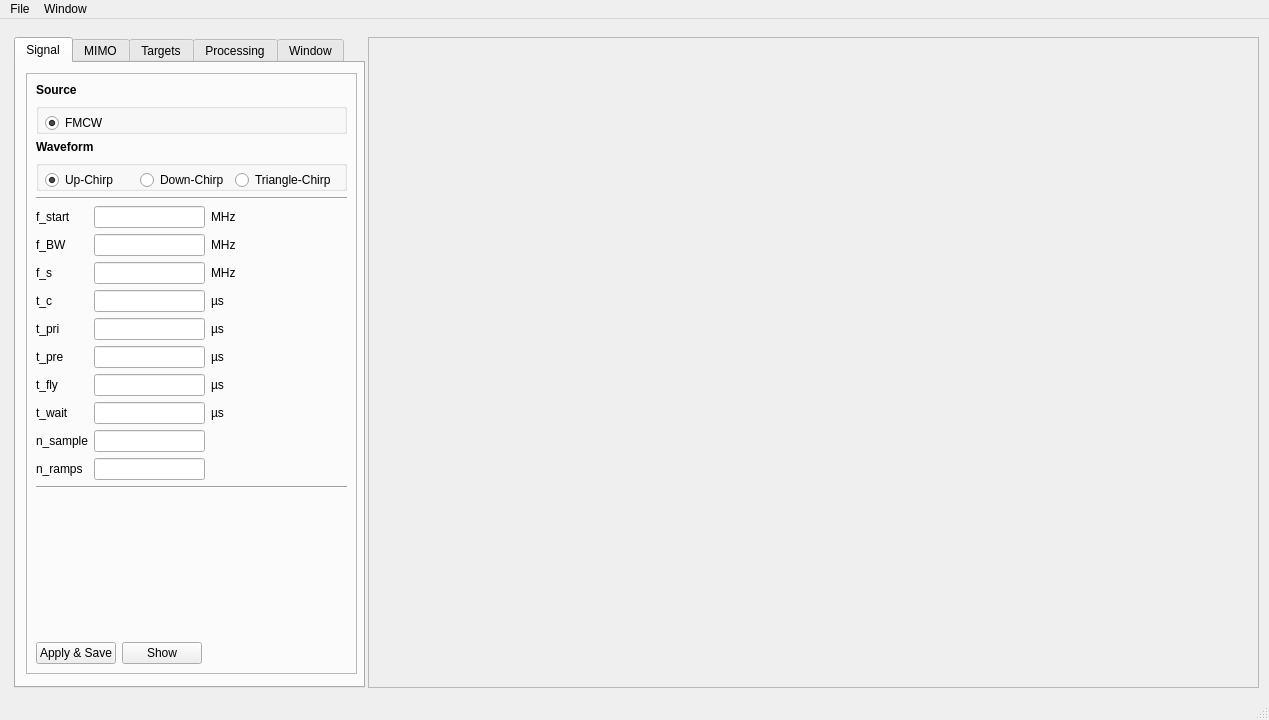
Qt form app/ui/main_window.ui (Bennys-Quarter/FMCW_Simulator) before a commit.
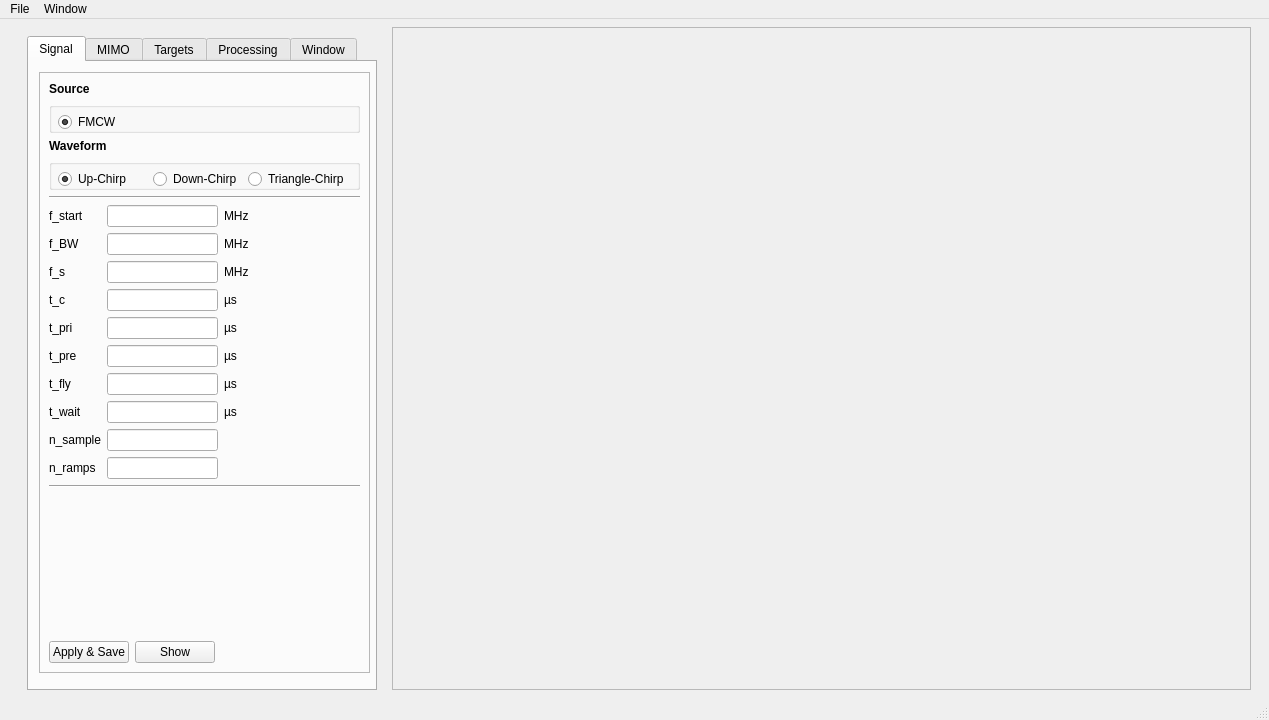
The same form after that commit. The open tabs and pages were chosen to show the change. Custom widgets are drawn as their Qt base class.

Commit message: add fullscreen plot popup

What changed in the file:
```diff
--- a/app/ui/main_window.ui
+++ b/app/ui/main_window.ui
@@ -36,34 +36,46 @@
     <property name="geometry">
      <rect>
       <x>9</x>
-      <y>9</y>
-      <width>1251</width>
-      <height>661</height>
-     </rect>
-    </property>
-    <property name="frameShape">
-     <enum>QFrame::Shape::NoFrame</enum>
-    </property>
-    <widget class="QFrame" name="frame_2">
-     <property name="geometry">
-      <rect>
-       <x>-1</x>
        <y>-1</y>
-       <width>361</width>
-       <height>661</height>
-      </rect>
-     </property>
+      <width>1251</width>
+      <height>681</height>
+     </rect>
+    </property>
+    <property name="sizePolicy">
+     <sizepolicy hsizetype="Expanding" vsizetype="Expanding">
+      <horstretch>0</horstretch>
+      <verstretch>0</verstretch>
+     </sizepolicy>
+    </property>
      <property name="frameShape">
       <enum>QFrame::Shape::NoFrame</enum>
      </property>
+    <layout class="QHBoxLayout" name="horizontalLayout_7">
+     <item>
+      <widget class="QFrame" name="mainSettingsFrame">
+       <property name="sizePolicy">
+        <sizepolicy hsizetype="Minimum" vsizetype="Minimum">
+         <horstretch>0</horstretch>
+         <verstretch>0</verstretch>
+        </sizepolicy>
+       </property>
+       <property name="frameShape">
+        <enum>QFrame::Shape::NoFrame</enum>
+       </property>
+       <layout class="QHBoxLayout" name="horizontalLayout_5">
+        <item>
      <widget class="QTabWidget" name="tabWidget">
-      <property name="geometry">
-       <rect>
-        <x>6</x>
-        <y>10</y>
-        <width>351</width>
-        <height>651</height>
-       </rect>
+          <property name="sizePolicy">
+           <sizepolicy hsizetype="Fixed" vsizetype="Fixed">
+            <horstretch>0</horstretch>
+            <verstretch>0</verstretch>
+           </sizepolicy>
+          </property>
+          <property name="minimumSize">
+           <size>
+            <width>350</width>
+            <height>655</height>
+           </size>
       </property>
       <property name="currentIndex">
        <number>4</number>
@@ -1049,15 +1061,17 @@
        </widget>
       </widget>
      </widget>
-    </widget>
-    <widget class="QFrame" name="plot_frame">
-     <property name="geometry">
-      <rect>
-       <x>359</x>
-       <y>9</y>
-       <width>891</width>
-       <height>651</height>
-      </rect>
+        </item>
+       </layout>
+      </widget>
+     </item>
+     <item>
+      <widget class="QFrame" name="plotFrame">
+       <property name="sizePolicy">
+        <sizepolicy hsizetype="Expanding" vsizetype="Expanding">
+         <horstretch>0</horstretch>
+         <verstretch>0</verstretch>
+        </sizepolicy>
      </property>
      <property name="frameShape">
       <enum>QFrame::Shape::StyledPanel</enum>
@@ -1065,18 +1079,9 @@
      <property name="frameShadow">
       <enum>QFrame::Shadow::Raised</enum>
      </property>
-     <widget class="QWidget" name="verticalLayoutWidget">
-      <property name="geometry">
-       <rect>
-        <x>10</x>
-        <y>10</y>
-        <width>861</width>
-        <height>631</height>
-       </rect>
-      </property>
-      <layout class="QVBoxLayout" name="plotLayout"/>
-     </widget>
-    </widget>
+      </widget>
+     </item>
+    </layout>
    </widget>
   </widget>
   <widget class="QStatusBar" name="statusbar"/>
```
Left out of the diff: 4 changed lines with no effect on the pictures. Lines whose indentation alone changed are shown as unchanged. The commit also changes 5 other files.
